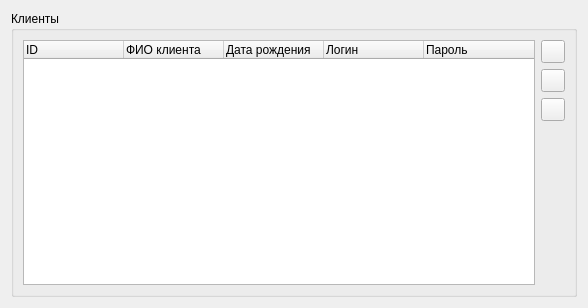
Qt form Admin/MainManager/clientsWidget/cclientswidget.ui (Demonist/TCS) before a commit.
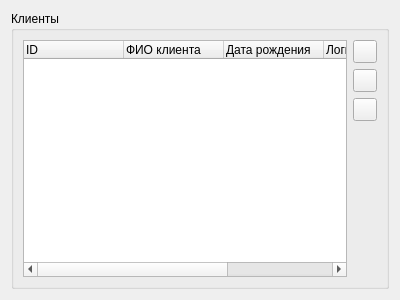
The same form after that commit. Icons and pictures are not drawn.

```diff
--- a/Admin/MainManager/clientsWidget/cclientswidget.ui
+++ b/Admin/MainManager/clientsWidget/cclientswidget.ui
@@ -6,8 +6,8 @@
    <rect>
     <x>0</x>
     <y>0</y>
-    <width>588</width>
-    <height>308</height>
+    <width>400</width>
+    <height>300</height>
    </rect>
   </property>
   <property name="windowTitle">
```
